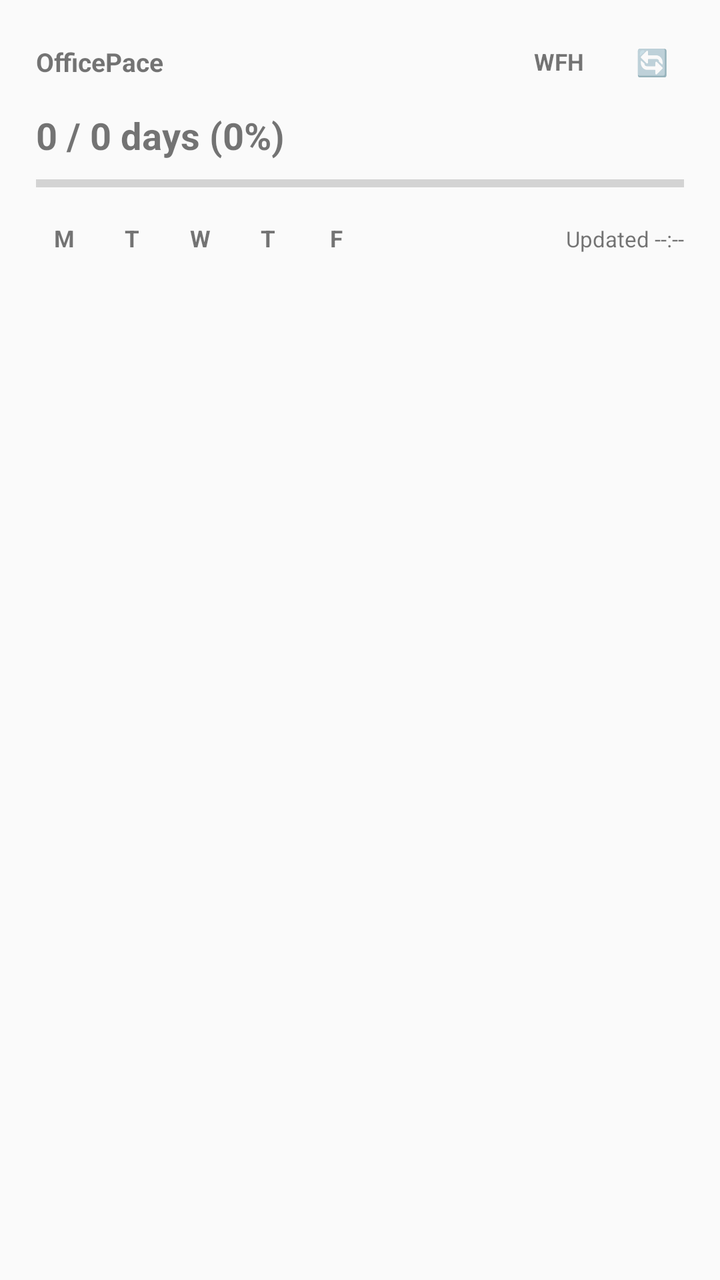
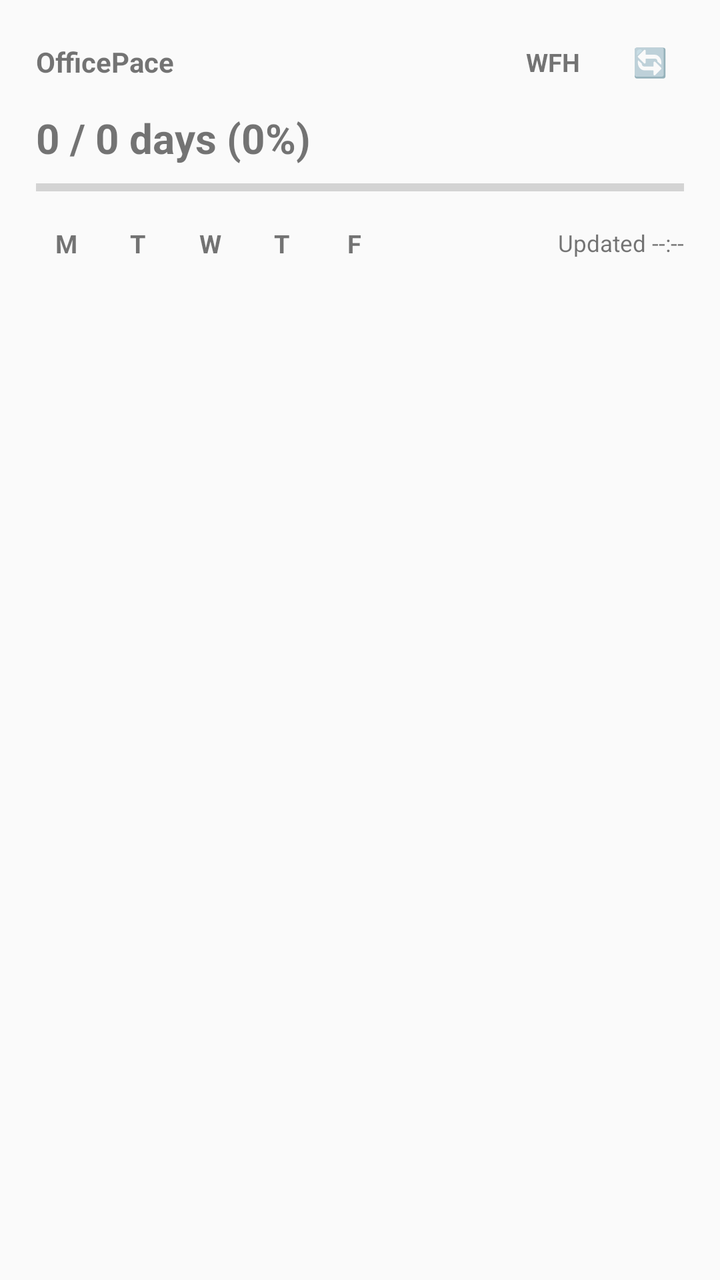

The first picture is an Android layout as it rendered before a commit; the second is the same layout after the commit. The layout source and the unified diff follow.
<!-- AndroidManifest.xml: application theme Theme.AppCompat.DayNight.NoActionBar -->
<!-- res/layout/wfo_widget.xml -->
<?xml version="1.0" encoding="utf-8"?>
<FrameLayout xmlns:android="http://schemas.android.com/apk/res/android"
    android:id="@android:id/background"
    android:layout_width="match_parent"
    android:layout_height="match_parent"
    android:padding="2dp">

    <ImageView
        android:id="@+id/widget_bg_glass"
        android:layout_width="match_parent"
        android:layout_height="match_parent"
        android:contentDescription="@null"
        android:scaleType="fitXY" />

    <LinearLayout
        android:id="@+id/widget_root"
        android:layout_width="match_parent"
        android:layout_height="match_parent"
        android:orientation="vertical"
        android:paddingStart="16dp"
        android:paddingTop="13dp"
        android:paddingEnd="16dp"
        android:paddingBottom="12dp">

        
        <LinearLayout
            android:layout_width="match_parent"
            android:layout_height="wrap_content"
            android:gravity="center_vertical"
            android:orientation="horizontal">

            <TextView
                android:id="@+id/widget_header_date"
                android:layout_width="0dp"
                android:layout_height="wrap_content"
                android:layout_weight="1"
                android:ellipsize="end"
                android:maxLines="1"
                android:text="OfficePace"
                android:textSize="13sp"
                android:textStyle="bold" />

            <LinearLayout
                android:id="@+id/widget_status_pill"
                android:layout_width="wrap_content"
                android:layout_height="wrap_content"
                android:gravity="center_vertical"
                android:orientation="horizontal"
                android:paddingStart="10dp"
                android:paddingTop="4dp"
                android:paddingEnd="10dp"
                android:paddingBottom="4dp">

                <TextView
                    android:id="@+id/widget_status_text"
                    android:layout_width="wrap_content"
                    android:layout_height="wrap_content"
                    android:ellipsize="end"
                    android:maxLines="1"
                    android:text="WFH"
                    android:textSize="11.5sp"
                    android:textStyle="bold" />

                <Chronometer
                    android:id="@+id/widget_office_chrono"
                    android:layout_width="wrap_content"
                    android:layout_height="wrap_content"
                    android:layout_marginStart="4dp"
                    android:textSize="11.5sp"
                    android:textStyle="bold"
                    android:visibility="gone" />
            </LinearLayout>

            <TextView
                android:id="@+id/widget_refresh_btn"
                android:layout_width="32dp"
                android:layout_height="32dp"
                android:layout_marginStart="8dp"
                android:gravity="center"
                android:text="🔄"
                android:textSize="13sp" />
        </LinearLayout>

        
        <LinearLayout
            android:layout_width="match_parent"
            android:layout_height="wrap_content"
            android:layout_marginTop="8dp"
            android:gravity="bottom"
            android:orientation="horizontal">

            <TextView
                android:id="@+id/widget_hero_ratio"
                android:layout_width="wrap_content"
                android:layout_height="wrap_content"
                android:maxLines="1"
                android:text="0 / 0 days (0%)"
                android:textSize="18.5sp"
                android:textStyle="bold" />

            <TextView
                android:id="@+id/widget_projected_badge"
                android:layout_width="wrap_content"
                android:layout_height="wrap_content"
                android:layout_marginStart="6dp"
                android:maxLines="1"
                android:textSize="11sp"
                android:textStyle="bold"
                android:visibility="gone" />

            <TextView
                android:id="@+id/widget_pace_line"
                android:layout_width="0dp"
                android:layout_height="wrap_content"
                android:layout_marginStart="6dp"
                android:layout_weight="1"
                android:ellipsize="end"
                android:gravity="end"
                android:maxLines="1"
                android:textSize="11.5sp"
                android:textStyle="bold" />
        </LinearLayout>

        
        <ProgressBar
            android:id="@+id/widget_progress_bar"
            style="?android:attr/progressBarStyleHorizontal"
            android:layout_width="match_parent"
            android:layout_height="7dp"
            android:layout_marginTop="8dp"
            android:max="100"
            android:progress="0" />

        
        <LinearLayout
            android:id="@+id/widget_footer_row"
            android:layout_width="match_parent"
            android:layout_height="wrap_content"
            android:layout_marginTop="10dp"
            android:gravity="center_vertical"
            android:orientation="horizontal">

            <FrameLayout
                android:layout_width="28dp"
                android:layout_height="28dp"
                android:layout_marginEnd="6dp">

                <ImageView
                    android:id="@+id/widget_day_mon_bg"
                    android:layout_width="match_parent"
                    android:layout_height="match_parent"
                    android:contentDescription="@null"
                    android:scaleType="fitXY" />

                <TextView
                    android:id="@+id/widget_day_mon"
                    android:layout_width="match_parent"
                    android:layout_height="match_parent"
                    android:gravity="center"
                    android:text="M"
                    android:textSize="11.5sp"
                    android:textStyle="bold" />
            </FrameLayout>

            <FrameLayout
                android:layout_width="28dp"
                android:layout_height="28dp"
                android:layout_marginEnd="6dp">

                <ImageView
                    android:id="@+id/widget_day_tue_bg"
                    android:layout_width="match_parent"
                    android:layout_height="match_parent"
                    android:contentDescription="@null"
                    android:scaleType="fitXY" />

                <TextView
                    android:id="@+id/widget_day_tue"
                    android:layout_width="match_parent"
                    android:layout_height="match_parent"
                    android:gravity="center"
                    android:text="T"
                    android:textSize="11.5sp"
                    android:textStyle="bold" />
            </FrameLayout>

            <FrameLayout
                android:layout_width="28dp"
                android:layout_height="28dp"
                android:layout_marginEnd="6dp">

                <ImageView
                    android:id="@+id/widget_day_wed_bg"
                    android:layout_width="match_parent"
                    android:layout_height="match_parent"
                    android:contentDescription="@null"
                    android:scaleType="fitXY" />

                <TextView
                    android:id="@+id/widget_day_wed"
                    android:layout_width="match_parent"
                    android:layout_height="match_parent"
                    android:gravity="center"
                    android:text="W"
                    android:textSize="11.5sp"
                    android:textStyle="bold" />
            </FrameLayout>

            <FrameLayout
                android:layout_width="28dp"
                android:layout_height="28dp"
                android:layout_marginEnd="6dp">

                <ImageView
                    android:id="@+id/widget_day_thu_bg"
                    android:layout_width="match_parent"
                    android:layout_height="match_parent"
                    android:contentDescription="@null"
                    android:scaleType="fitXY" />

                <TextView
                    android:id="@+id/widget_day_thu"
                    android:layout_width="match_parent"
                    android:layout_height="match_parent"
                    android:gravity="center"
                    android:text="T"
                    android:textSize="11.5sp"
                    android:textStyle="bold" />
            </FrameLayout>

            <FrameLayout
                android:layout_width="28dp"
                android:layout_height="28dp">

                <ImageView
                    android:id="@+id/widget_day_fri_bg"
                    android:layout_width="match_parent"
                    android:layout_height="match_parent"
                    android:contentDescription="@null"
                    android:scaleType="fitXY" />

                <TextView
                    android:id="@+id/widget_day_fri"
                    android:layout_width="match_parent"
                    android:layout_height="match_parent"
                    android:gravity="center"
                    android:text="F"
                    android:textSize="11.5sp"
                    android:textStyle="bold" />
            </FrameLayout>

            <TextView
                android:id="@+id/widget_week_summary"
                android:layout_width="0dp"
                android:layout_height="wrap_content"
                android:layout_marginStart="8dp"
                android:layout_weight="1"
                android:ellipsize="end"
                android:maxLines="1"
                android:textSize="11sp"
                android:textStyle="bold" />

            <TextView
                android:id="@+id/widget_updated_time"
                android:layout_width="wrap_content"
                android:layout_height="wrap_content"
                android:layout_marginStart="6dp"
                android:maxLines="1"
                android:text="Updated --:--"
                android:textSize="11sp" />
        </LinearLayout>

        
        <TextView
            android:id="@+id/widget_window_buffer_line"
            android:layout_width="match_parent"
            android:layout_height="wrap_content"
            android:layout_marginTop="8dp"
            android:ellipsize="end"
            android:maxLines="1"
            android:textSize="11.5sp"
            android:textStyle="bold"
            android:visibility="gone" />
    </LinearLayout>
</FrameLayout>
<!-- resources referenced by this layout -->
<resources>

</resources>

<!-- the commit's change to res/layout/wfo_widget.xml (unified diff, before → after) -->
@@ -18,7 +18,7 @@
         android:layout_height="match_parent"
         android:orientation="vertical"
         android:paddingStart="16dp"
-        android:paddingTop="13dp"
+        android:paddingTop="12dp"
         android:paddingEnd="16dp"
         android:paddingBottom="12dp">
 
@@ -37,7 +37,7 @@
                 android:ellipsize="end"
                 android:maxLines="1"
                 android:text="OfficePace"
-                android:textSize="13sp"
+                android:textSize="14sp"
                 android:textStyle="bold" />
 
             <LinearLayout
@@ -58,7 +58,7 @@
                     android:ellipsize="end"
                     android:maxLines="1"
                     android:text="WFH"
-                    android:textSize="11.5sp"
+                    android:textSize="12.5sp"
                     android:textStyle="bold" />
 
                 <Chronometer
@@ -66,26 +66,26 @@
                     android:layout_width="wrap_content"
                     android:layout_height="wrap_content"
                     android:layout_marginStart="4dp"
-                    android:textSize="11.5sp"
+                    android:textSize="12.5sp"
                     android:textStyle="bold"
                     android:visibility="gone" />
             </LinearLayout>
 
             <TextView
                 android:id="@+id/widget_refresh_btn"
-                android:layout_width="32dp"
-                android:layout_height="32dp"
+                android:layout_width="34dp"
+                android:layout_height="34dp"
                 android:layout_marginStart="8dp"
                 android:gravity="center"
                 android:text="🔄"
-                android:textSize="13sp" />
+                android:textSize="14sp" />
         </LinearLayout>
 
         
         <LinearLayout
             android:layout_width="match_parent"
             android:layout_height="wrap_content"
-            android:layout_marginTop="8dp"
+            android:layout_marginTop="7dp"
             android:gravity="bottom"
             android:orientation="horizontal">
 
@@ -95,7 +95,7 @@
                 android:layout_height="wrap_content"
                 android:maxLines="1"
                 android:text="0 / 0 days (0%)"
-                android:textSize="18.5sp"
+                android:textSize="20.5sp"
                 android:textStyle="bold" />
 
             <TextView
@@ -104,7 +104,7 @@
                 android:layout_height="wrap_content"
                 android:layout_marginStart="6dp"
                 android:maxLines="1"
-                android:textSize="11sp"
+                android:textSize="12sp"
                 android:textStyle="bold"
                 android:visibility="gone" />
 
@@ -117,7 +117,7 @@
                 android:ellipsize="end"
                 android:gravity="end"
                 android:maxLines="1"
-                android:textSize="11.5sp"
+                android:textSize="12.5sp"
                 android:textStyle="bold" />
         </LinearLayout>
 
@@ -126,8 +126,8 @@
             android:id="@+id/widget_progress_bar"
             style="?android:attr/progressBarStyleHorizontal"
             android:layout_width="match_parent"
-            android:layout_height="7dp"
-            android:layout_marginTop="8dp"
+            android:layout_height="8dp"
+            android:layout_marginTop="7dp"
             android:max="100"
             android:progress="0" />
 
@@ -136,13 +136,13 @@
             android:id="@+id/widget_footer_row"
             android:layout_width="match_parent"
             android:layout_height="wrap_content"
-            android:layout_marginTop="10dp"
+            android:layout_marginTop="9dp"
             android:gravity="center_vertical"
             android:orientation="horizontal">
 
             <FrameLayout
-                android:layout_width="28dp"
-                android:layout_height="28dp"
+                android:layout_width="30dp"
+                android:layout_height="30dp"
                 android:layout_marginEnd="6dp">
 
                 <ImageView
@@ -158,13 +158,13 @@
                     android:layout_height="match_parent"
                     android:gravity="center"
                     android:text="M"
-                    android:textSize="11.5sp"
-                    android:textStyle="bold" />
-            </FrameLayout>
-
-            <FrameLayout
-                android:layout_width="28dp"
-                android:layout_height="28dp"
+                    android:textSize="12.5sp"
+                    android:textStyle="bold" />
+            </FrameLayout>
+
+            <FrameLayout
+                android:layout_width="30dp"
+                android:layout_height="30dp"
                 android:layout_marginEnd="6dp">
 
                 <ImageView
@@ -180,13 +180,13 @@
                     android:layout_height="match_parent"
                     android:gravity="center"
                     android:text="T"
-                    android:textSize="11.5sp"
-                    android:textStyle="bold" />
-            </FrameLayout>
-
-            <FrameLayout
-                android:layout_width="28dp"
-                android:layout_height="28dp"
+                    android:textSize="12.5sp"
+                    android:textStyle="bold" />
+            </FrameLayout>
+
+            <FrameLayout
+                android:layout_width="30dp"
+                android:layout_height="30dp"
                 android:layout_marginEnd="6dp">
 
                 <ImageView
@@ -202,13 +202,13 @@
                     android:layout_height="match_parent"
                     android:gravity="center"
                     android:text="W"
-                    android:textSize="11.5sp"
-                    android:textStyle="bold" />
-            </FrameLayout>
-
-            <FrameLayout
-                android:layout_width="28dp"
-                android:layout_height="28dp"
+                    android:textSize="12.5sp"
+                    android:textStyle="bold" />
+            </FrameLayout>
+
+            <FrameLayout
+                android:layout_width="30dp"
+                android:layout_height="30dp"
                 android:layout_marginEnd="6dp">
 
                 <ImageView
@@ -224,13 +224,13 @@
                     android:layout_height="match_parent"
                     android:gravity="center"
                     android:text="T"
-                    android:textSize="11.5sp"
-                    android:textStyle="bold" />
-            </FrameLayout>
-
-            <FrameLayout
-                android:layout_width="28dp"
-                android:layout_height="28dp">
+                    android:textSize="12.5sp"
+                    android:textStyle="bold" />
+            </FrameLayout>
+
+            <FrameLayout
+                android:layout_width="30dp"
+                android:layout_height="30dp">
 
                 <ImageView
                     android:id="@+id/widget_day_fri_bg"
@@ -245,7 +245,7 @@
                     android:layout_height="match_parent"
                     android:gravity="center"
                     android:text="F"
-                    android:textSize="11.5sp"
+                    android:textSize="12.5sp"
                     android:textStyle="bold" />
             </FrameLayout>
 
@@ -257,7 +257,7 @@
                 android:layout_weight="1"
                 android:ellipsize="end"
                 android:maxLines="1"
-                android:textSize="11sp"
+                android:textSize="12sp"
                 android:textStyle="bold" />
 
             <TextView
@@ -267,7 +267,7 @@
                 android:layout_marginStart="6dp"
                 android:maxLines="1"
                 android:text="Updated --:--"
-                android:textSize="11sp" />
+                android:textSize="11.5sp" />
         </LinearLayout>
 
         
@@ -275,10 +275,10 @@
             android:id="@+id/widget_window_buffer_line"
             android:layout_width="match_parent"
             android:layout_height="wrap_content"
-            android:layout_marginTop="8dp"
+            android:layout_marginTop="7dp"
             android:ellipsize="end"
             android:maxLines="1"
-            android:textSize="11.5sp"
+            android:textSize="12sp"
             android:textStyle="bold"
             android:visibility="gone" />
     </LinearLayout>
